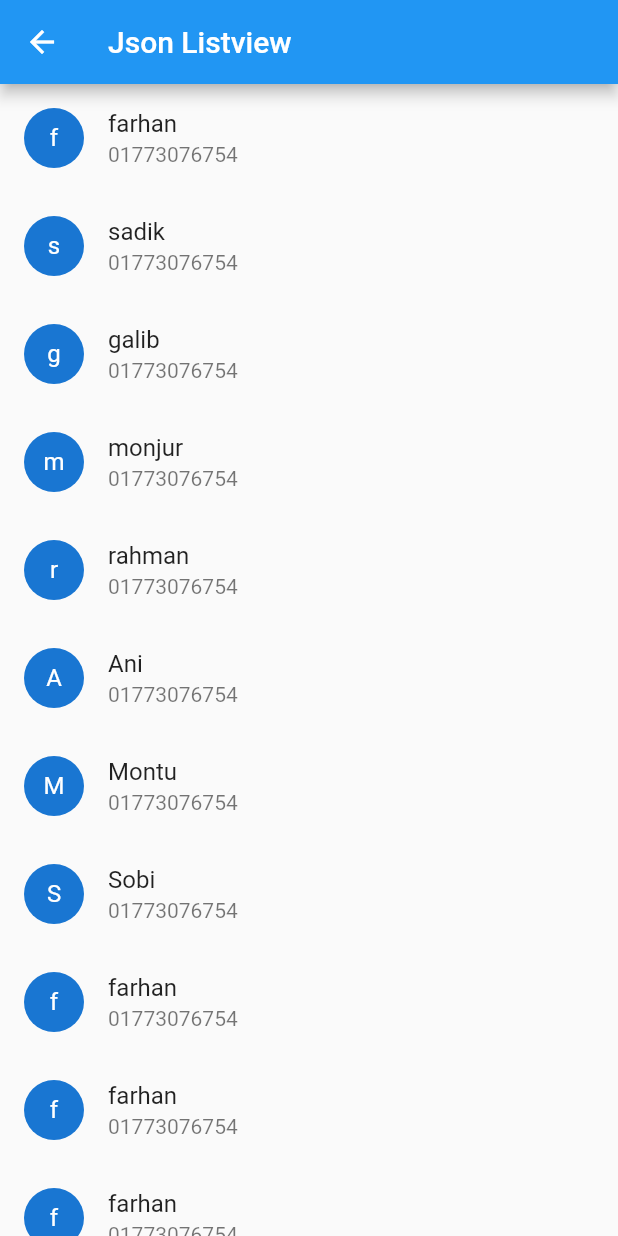
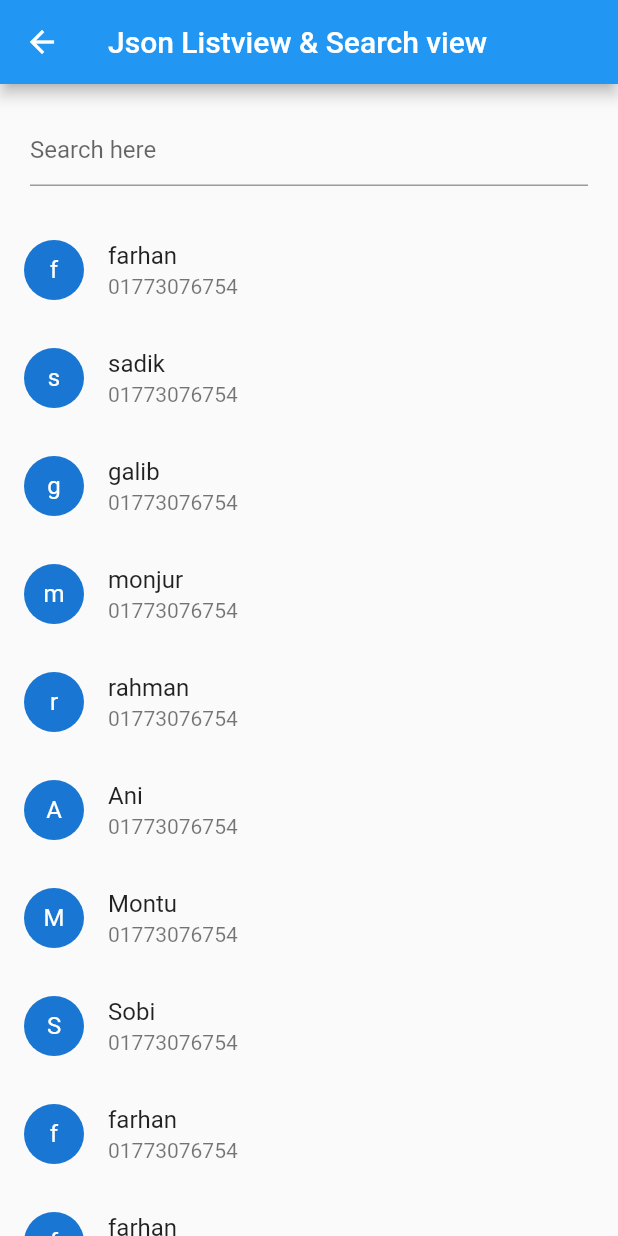
Before and after one commit to farhansadikgalib/flutter_practise, a Flutter app: the j_listview screen opened directly, on a phone screen of 412 x 824 dp. Run offline on Flutter 3.47's test engine with Material 2 defaults, Android fonts, the phone set to English and light mode, and no system bars; network calls fail.

Commit message:
list view with search view also json data pass with one page to another

```diff
--- a/lib/j_listview.dart
+++ /dev/null
@@ -1,49 +0,0 @@
-import 'package:flutter/material.dart';
-import 'package:flutter/services.dart' show rootBundle;
-import 'dart:async';
-import 'dart:convert';
-
-class j_listview extends StatefulWidget {
-  @override
-  _j_listviewState createState() => _j_listviewState();
-}
-
-class _j_listviewState extends State<j_listview> {
-  List datax;
-  Future<String> loadJsonData() async {
-    var jsonText = await rootBundle.loadString('assets/dataX.json');
-    setState(() {
-      datax = jsonDecode(jsonText);
-    });
-    //print(jsonText);
-    return 'success';
-  }
-
-  @override
-  void initState() {
-    this.loadJsonData();
-  }
-
-  @override
-  Widget build(BuildContext context) {
-    return Scaffold(
-        appBar: AppBar(
-          title: Text("Json Listview"),
-        ),
-        body: ListView.builder(
-            itemCount: datax.length,
-            itemBuilder: (BuildContext context, int index) {
-              return Column(
-                children: <Widget>[
-                  ListTile(
-                    leading: CircleAvatar(
-                      child: Text(datax[index]['name'][0]),
-                    ),
-                    title: Text(datax[index]['name']),
-                    subtitle: Text(datax[index]['phone']),
-                  ),
-                ],
-              );
-            }));
-  }
-}
--- /dev/null
+++ b/lib/local_json_listview.dart
@@ -0,0 +1,93 @@
+import 'package:flutter/material.dart';
+import 'package:flutter/services.dart' show rootBundle;
+import 'dart:async';
+import 'dart:convert';
+
+class j_listview extends StatefulWidget {
+  @override
+  _j_listviewState createState() => _j_listviewState();
+}
+
+class _j_listviewState extends State<j_listview> {
+  List datax;
+  List unfilterdata;
+  Future<String> loadJsonData() async {
+    var jsonText = await rootBundle.loadString('assets/dataX.json');
+    setState(() {
+      datax = jsonDecode(jsonText);
+    });
+    this.unfilterdata = datax;
+    print(jsonText);
+    return 'success';
+  }
+
+  @override
+  void initState() {
+    this.loadJsonData();
+    super.initState();
+  }
+
+  searchData(str) {
+    var strExist = str.length > 0 ? true : false;
+
+    if (strExist) {
+      var filterData = [];
+
+      for (int i = 0; i < unfilterdata.length; i++) {
+        if (unfilterdata[i]['name'].contains(str)) {
+          filterData.add(unfilterdata[i]);
+        }
+        setState(() {
+          this.datax = filterData;
+        });
+      }
+    } else {
+      setState(() {
+        this.datax = this.unfilterdata;
+      });
+    }
+  }
+
+  @override
+  Widget build(BuildContext context) {
+    return Scaffold(
+        appBar: AppBar(
+          title: Text("Json Listview & Search view"),
+        ),
+        body: Column(
+          crossAxisAlignment: CrossAxisAlignment.start,
+          mainAxisAlignment: MainAxisAlignment.start,
+          children: <Widget>[
+            Padding(
+              padding: const EdgeInsets.all(20.0),
+              child: TextField(
+                decoration: InputDecoration(
+                  hintText: 'Search here',
+                ),
+                onChanged: (String str) {
+                  this.searchData(str);
+                  print(str);
+                },
+              ),
+            ),
+            Expanded(
+              child: ListView.builder(
+                  itemCount: datax.length,
+                  itemBuilder: (BuildContext context, int index) {
+                    return Column(
+                      children: <Widget>[
+                        ListTile(
+                          leading: CircleAvatar(
+                            child: Text(datax[index]['name'][0]),
+                          ),
+                          title: Text(datax[index]['name']),
+                          subtitle: Text(datax[index]['phone']),
+                        ),
+                      ],
+                    );
+                  }),
+            ),
+          ],
+        ));
+  }
+}
--- a/lib/main.dart
+++ b/lib/main.dart
@@ -2,7 +2,7 @@ import 'package:flutter/material.dart';
 import 'package:flutter_practise/button_pages.dart';
 import 'package:flutter_practise/home.dart';
 import 'package:flutter_practise/contact_list.dart';
-import 'package:flutter_practise/j_listview.dart';
+import 'package:flutter_practise/local_json_listview.dart';
 import 'package:flutter_practise/json_api.dart';
 
 void main() {
--- a/pubspec.yaml
+++ b/pubspec.yaml
@@ -32,6 +32,7 @@ dependencies:
   cupertino_icons: ^1.0.0
   flutter_spinkit: "^4.1.2"
   fl_chart: ^0.12.0
+  http: ^0.12.2
 
 
 
```
Also changed, not shown: lib/contact_list.dart (+12 -6 lines), lib/data_pass.dart (added, +49 -0 lines), lib/json_api.dart (+41 -11 lines), lib/webapi_data_pass.dart (added, +72 -0 lines), pubspec.lock.
